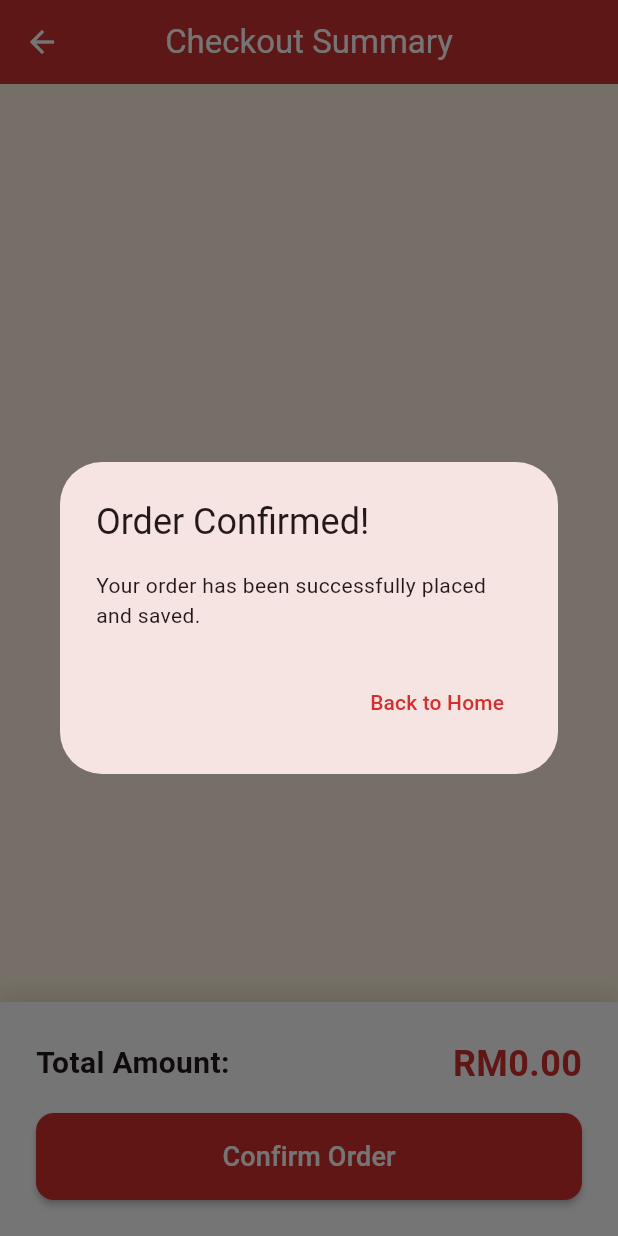
After one commit to ChuanKai1410/Mobile-Application-Programming-Practice, a Flutter app: the CheckoutScreen screen opened directly, after a tap on "Confirm Order", on a phone screen of 412 x 824 dp. The commit adds this screen. Run offline on Flutter 3.47's test engine with Material 3 defaults, Android fonts, the phone set to English and light mode, and no system bars; our stand-ins replace cloud_firestore, firebase_auth, firebase_core, flutter_dotenv; missing offline and left inert: firebase_ui_auth, firebase_ui_oauth_google; accounts and stored records are empty.

Commit message:
implement cart and checkout system. Update readme

```diff
--- a/lib/aglio_olio.dart
+++ b/lib/aglio_olio.dart
@@ -3,6 +3,7 @@ import 'package:provider/provider.dart';
 import 'main.dart';
 import 'models/dish_details.dart';
 import 'widgets/dish_detail_content.dart';
+import 'widgets/cart_widget.dart';
 
 class AglioOlioScreen extends StatelessWidget {
   const AglioOlioScreen({super.key});
@@ -31,6 +32,7 @@ class AglioOlioScreen extends StatelessWidget {
           icon: const Icon(Icons.arrow_back),
           onPressed: () => Navigator.of(context).pop(),
         ),
+        actions: const [CartBadgeWidget()],
       ),
       body: Container(
         decoration: const BoxDecoration(
--- a/lib/auth_gate.dart
+++ b/lib/auth_gate.dart
@@ -22,7 +22,7 @@ class AuthGate extends StatelessWidget {
             child: SignInScreen(
               providers: [
                 EmailAuthProvider(),
-                GoogleProvider(clientId: "75890959312-qrvet5ognpqo1nf9in4b3e81hmuai5d7.apps.googleusercontent.com"),
+                GoogleProvider(clientId: clientId),
               ],
               actions: [
                 ForgotPasswordAction((context, email) {
--- a/lib/creamy_garlic.dart
+++ b/lib/creamy_garlic.dart
@@ -3,6 +3,7 @@ import 'package:provider/provider.dart';
 import 'main.dart';
 import 'models/dish_details.dart';
 import 'widgets/dish_detail_content.dart';
+import 'widgets/cart_widget.dart';
 
 class CreamyGarlicScreen extends StatelessWidget {
   const CreamyGarlicScreen({super.key});
@@ -31,6 +32,7 @@ class CreamyGarlicScreen extends StatelessWidget {
           icon: const Icon(Icons.arrow_back),
           onPressed: () => Navigator.of(context).pop(),
         ),
+        actions: const [CartBadgeWidget()],
       ),
       body: Container(
         decoration: const BoxDecoration(
--- a/lib/main.dart
+++ b/lib/main.dart
@@ -1,22 +1,26 @@
 import 'package:flutter/material.dart';
+import 'package:flutter_dotenv/flutter_dotenv.dart';
 import 'package:firebase_core/firebase_core.dart';
 import 'package:provider/provider.dart';
 import 'models/spaghetti_dish.dart';
+import 'models/cart_item.dart';
 import 'aglio_olio.dart';
 import 'spicy.dart';
 import 'creamy_garlic.dart';
 import 'tomato.dart';
+import 'package:cloud_firestore/cloud_firestore.dart';
 import 'package:firebase_auth/firebase_auth.dart' hide EmailAuthProvider, AuthProvider;
 import 'package:firebase_ui_auth/firebase_ui_auth.dart';
 import 'package:firebase_ui_oauth_google/firebase_ui_oauth_google.dart';
 import 'firebase_options.dart';
 import 'auth_gate.dart';
-import 'responsive_auth_wrapper.dart';
+import 'widgets/cart_widget.dart';
 
-const clientId = '75890959312-t7afplcua5hkkrldghsdd7nt7ej0bi1q.apps.googleusercontent.com';
+String get clientId => dotenv.env['GOOGLE_CLIENT_ID']!;
 
 void main() async {
   WidgetsFlutterBinding.ensureInitialized();
+  await dotenv.load(fileName: ".env");
   await Firebase.initializeApp(options: DefaultFirebaseOptions.currentPlatform);
   runApp(
     ChangeNotifierProvider(
@@ -81,6 +85,68 @@ class SpaghettiShopAppState extends ChangeNotifier {
   void selectDish(SpaghettiDish dish) {
     _selectedDish = dish;
     notifyListeners();
+  }
+
+  // Cart State
+  final List<CartItem> _cart = [];
+  List<CartItem> get cart => _cart;
+
+  void addToCart(SpaghettiDish dish) {
+    int index = _cart.indexWhere((item) => item.dish.name == dish.name);
+    if (index >= 0) {
+      _cart[index].amount++;
+    } else {
+      _cart.add(CartItem(dish: dish, amount: 1));
+    }
+    notifyListeners();
+  }
+
+  void removeFromCart(SpaghettiDish dish) {
+    int index = _cart.indexWhere((item) => item.dish.name == dish.name);
+    if (index >= 0) {
+      _cart[index].amount--;
+      if (_cart[index].amount <= 0) {
+        _cart.removeAt(index);
+      }
+      notifyListeners();
+    }
+  }
+
+  void clearCart() {
+    _cart.clear();
+    notifyListeners();
+  }
+
+  int get totalCartItems {
+    return _cart.fold(0, (sum, item) => sum + item.amount);
+  }
+
+  double get totalCartPrice {
+    return _cart.fold(0, (sum, item) {
+      final priceStr = item.dish.price.replaceAll('RM', '');
+      final price = double.tryParse(priceStr) ?? 0.0;
+      return sum + (price * item.amount);
+    });
+  }
+
+  Future<void> checkoutOrder() async {
+    final user = FirebaseAuth.instance.currentUser;
+    if (user == null || _cart.isEmpty) return;
+
+    final orderData = {
+      'userId': user.uid,
+      'userEmail': user.email,
+      'createdAt': FieldValue.serverTimestamp(),
+      'totalPrice': totalCartPrice,
+      'items': _cart.map((item) => {
+        'dishName': item.dish.name,
+        'amount': item.amount,
+        'price': item.dish.price,
+      }).toList(),
+    };
+
+    await FirebaseFirestore.instance.collection('orders').add(orderData);
+    clearCart();
   }
 }
 
@@ -192,6 +258,7 @@ class HomeScreen extends StatelessWidget {
           letterSpacing: 0.5,
         ),
         actions: [
+          const CartBadgeWidget(),
           IconButton(
             icon: const Icon(Icons.person, color: Colors.white),
             onPressed: () {
--- /dev/null
+++ b/lib/models/cart_item.dart
@@ -0,0 +1,11 @@
+import 'spaghetti_dish.dart';
+
+class CartItem {
+  final SpaghettiDish dish;
+  int amount;
+
+  CartItem({
+    required this.dish,
+    this.amount = 1,
+  });
+}
--- /dev/null
+++ b/lib/screens/checkout_screen.dart
@@ -0,0 +1,187 @@
+import 'package:flutter/material.dart';
+import 'package:provider/provider.dart';
+import '../main.dart';
+
+class CheckoutScreen extends StatefulWidget {
+  const CheckoutScreen({super.key});
+
+  @override
+  State<CheckoutScreen> createState() => _CheckoutScreenState();
+}
+
+class _CheckoutScreenState extends State<CheckoutScreen> {
+  bool _isProcessing = false;
+
+  Future<void> _handleCheckout(BuildContext context, SpaghettiShopAppState appState) async {
+    setState(() {
+      _isProcessing = true;
+    });
+
+    try {
+      await appState.checkoutOrder();
+      if (context.mounted) {
+        showDialog(
+          context: context,
+          barrierDismissible: false,
+          builder: (context) => AlertDialog(
+            title: const Text('Order Confirmed!'),
+            content: const Text('Your order has been successfully placed and saved.'),
+            actions: [
+              TextButton(
+                onPressed: () {
+                  Navigator.of(context).popUntil((route) => route.isFirst);
+                },
+                child: const Text('Back to Home'),
+              ),
+            ],
+          ),
+        );
+      }
+    } catch (e) {
+      if (context.mounted) {
+        ScaffoldMessenger.of(context).showSnackBar(
+          SnackBar(content: Text('Failed to place order: $e')),
+        );
+      }
+    } finally {
+      if (mounted) {
+        setState(() {
+          _isProcessing = false;
+        });
+      }
+    }
+  }
+
+  @override
+  Widget build(BuildContext context) {
+    final appState = context.watch<SpaghettiShopAppState>();
+
+    return Scaffold(
+      appBar: AppBar(
+        title: const Text('Checkout Summary'),
+      ),
+      body: Column(
+        children: [
+          Expanded(
+            child: ListView.builder(
+              padding: const EdgeInsets.all(16),
+              itemCount: appState.cart.length,
+              itemBuilder: (context, index) {
+                final item = appState.cart[index];
+                return Card(
+                  margin: const EdgeInsets.only(bottom: 16),
+                  shape: RoundedRectangleBorder(
+                    borderRadius: BorderRadius.circular(16),
+                  ),
+                  elevation: 2,
+                  child: Padding(
+                    padding: const EdgeInsets.all(12),
+                    child: Row(
+                      children: [
+                        ClipRRect(
+                          borderRadius: BorderRadius.circular(12),
+                          child: Image.asset(
+                            item.dish.imageAsset,
+                            width: 60,
+                            height: 60,
+                            fit: BoxFit.cover,
+                          ),
+                        ),
+                        const SizedBox(width: 16),
+                        Expanded(
+                          child: Column(
+                            crossAxisAlignment: CrossAxisAlignment.start,
+                            children: [
+                              Text(
+                                item.dish.name,
+                                style: const TextStyle(
+                                  fontWeight: FontWeight.bold,
+                                  fontSize: 16,
+                                ),
+                              ),
+                              const SizedBox(height: 4),
+                              Text(
+                                item.dish.price,
+                                style: const TextStyle(
+                                  color: Colors.green,
+                                  fontWeight: FontWeight.bold,
+                                ),
+                              ),
+                            ],
+                          ),
+                        ),
+                        Text(
+                          'x ${item.amount}',
+                          style: const TextStyle(
+                            fontSize: 18,
+                            fontWeight: FontWeight.bold,
+                            color: Colors.grey,
+                          ),
+                        ),
+                      ],
+                    ),
+                  ),
+                );
+              },
+            ),
+          ),
+          Container(
+            padding: const EdgeInsets.all(24),
+            decoration: BoxDecoration(
+              color: Colors.white,
+              boxShadow: [
+                BoxShadow(
+                  color: Colors.black.withValues(alpha: 0.1),
+                  blurRadius: 10,
+                  offset: const Offset(0, -5),
+                ),
+              ],
+            ),
+            child: SafeArea(
+              child: Column(
+                mainAxisSize: MainAxisSize.min,
+                crossAxisAlignment: CrossAxisAlignment.stretch,
+                children: [
+                  Row(
+                    mainAxisAlignment: MainAxisAlignment.spaceBetween,
+                    children: [
+                      const Text(
+                        'Total Amount:',
+                        style: TextStyle(
+                          fontSize: 20,
+                          fontWeight: FontWeight.bold,
+                        ),
+                      ),
+                      Text(
+                        'RM${appState.totalCartPrice.toStringAsFixed(2)}',
+                        style: const TextStyle(
+                          fontSize: 24,
+                          fontWeight: FontWeight.bold,
+                          color: Color(0xFFD32F2F),
+                        ),
+                      ),
+                    ],
+                  ),
+                  const SizedBox(height: 16),
+                  ElevatedButton(
+                    onPressed: _isProcessing ? null : () => _handleCheckout(context, appState),
+                    style: ElevatedButton.styleFrom(
+                      padding: const EdgeInsets.symmetric(vertical: 16),
+                    ),
+                    child: _isProcessing
+                        ? const SizedBox(
+                            width: 24,
+                            height: 24,
+                            child: CircularProgressIndicator(color: Colors.white),
+                          )
+                        : const Text('Confirm Order', style: TextStyle(fontSize: 18)),
+                  ),
+                ],
+              ),
+            ),
+          ),
+        ],
+      ),
+    );
+  }
+}
--- a/lib/spicy.dart
+++ b/lib/spicy.dart
@@ -3,6 +3,7 @@ import 'package:provider/provider.dart';
 import 'main.dart';
 import 'models/dish_details.dart';
 import 'widgets/dish_detail_content.dart';
+import 'widgets/cart_widget.dart';
 
 class SpicyScreen extends StatelessWidget {
   const SpicyScreen({super.key});
@@ -31,6 +32,7 @@ class SpicyScreen extends StatelessWidget {
           icon: const Icon(Icons.arrow_back),
           onPressed: () => Navigator.of(context).pop(),
         ),
+        actions: const [CartBadgeWidget()],
       ),
       body: Container(
         decoration: const BoxDecoration(
--- a/lib/tomato.dart
+++ b/lib/tomato.dart
@@ -3,6 +3,7 @@ import 'package:provider/provider.dart';
 import 'main.dart';
 import 'models/dish_details.dart';
 import 'widgets/dish_detail_content.dart';
+import 'widgets/cart_widget.dart';
 
 class TomatoScreen extends StatelessWidget {
   const TomatoScreen({super.key});
@@ -31,6 +32,7 @@ class TomatoScreen extends StatelessWidget {
           icon: const Icon(Icons.arrow_back),
           onPressed: () => Navigator.of(context).pop(),
         ),
+        actions: const [CartBadgeWidget()],
       ),
       body: Container(
         decoration: const BoxDecoration(
--- a/pubspec.yaml
+++ b/pubspec.yaml
@@ -7,12 +7,14 @@ environment:
   sdk: ^3.11.4
 
 dependencies:
+  cloud_firestore: ^6.3.0
   firebase_auth: ^6.4.0
   firebase_core: ^4.7.0
   firebase_ui_auth: ^3.0.1
   firebase_ui_oauth_google: ^2.0.1
   flutter:
     sdk: flutter
+  flutter_dotenv: ^6.0.1
   google_sign_in: ^6.3.0
   provider: ^6.1.5
 
@@ -24,6 +26,7 @@ dev_dependencies:
 flutter:
   uses-material-design: true
   assets:
+    - .env
     - images/spaghetti_aglio_olio.png
     - images/spicy_pasta.png
     - images/creamy_garlic_pasta.png
```
Also changed, not shown: lib/screens/cart_screen.dart (added, +170 -0 lines), lib/widgets/cart_widget.dart (added, +55 -0 lines), lib/widgets/dish_detail_content.dart (+20 -0 lines), pubspec.lock, 5 other files.
